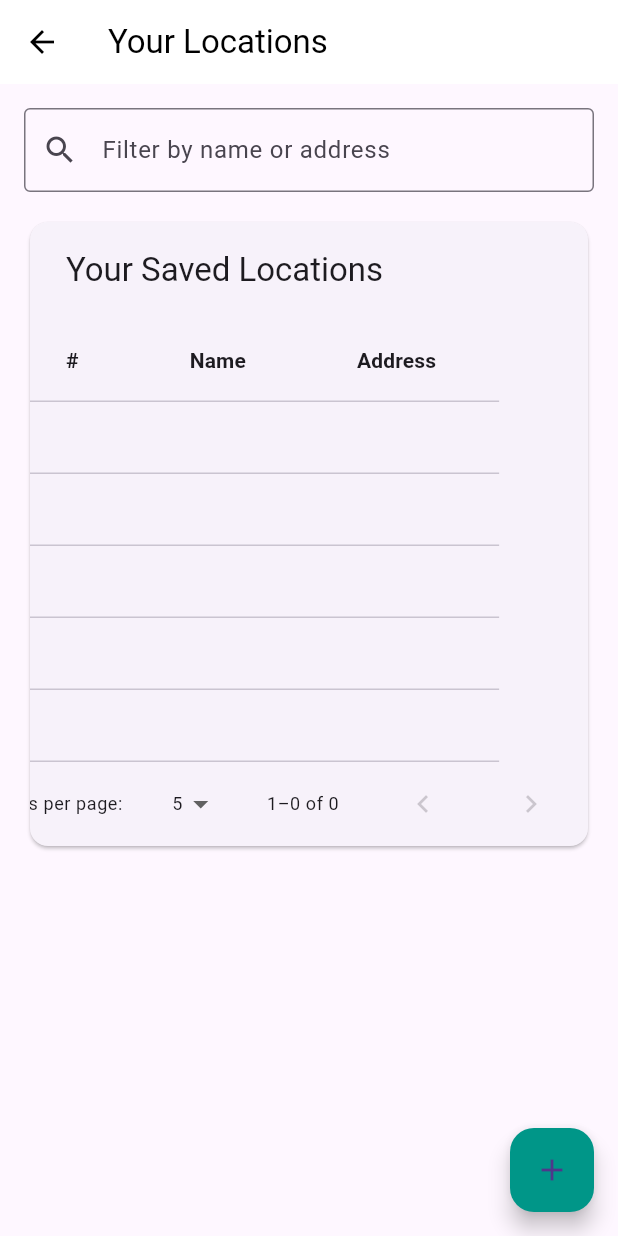
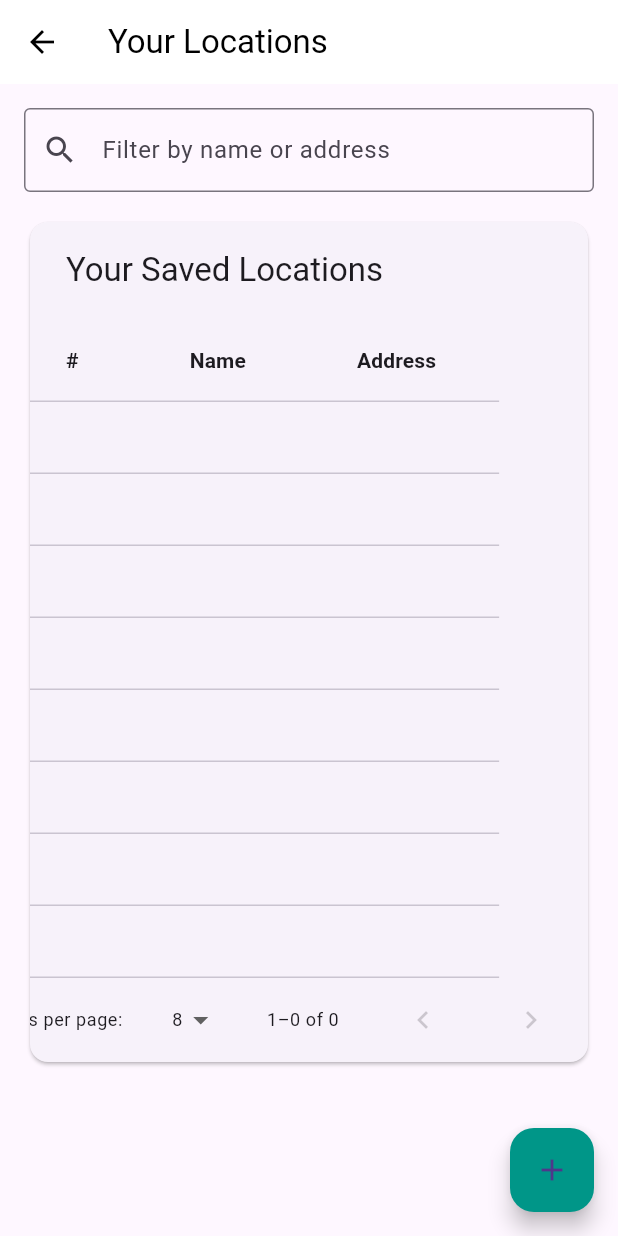
Before and after one commit to rmsavelli/flutter-lab, a Flutter app: the LocationsPage screen opened directly with empty values, on a phone screen of 412 x 824 dp. Run offline on Flutter 3.47's test engine with Material 3 defaults, Android fonts, the phone set to English and light mode, and no system bars; our stand-ins replace camera, device_info_plus, file_picker, firebase_core, firebase_messaging, flutter_dotenv and 5 more; missing offline and left inert: google_mlkit_face_detection, google_mlkit_text_recognition, mailer; accounts and stored records are empty; Roboto replaces fonts that are missing (Sans).

Commit message:
[luklakmmap] Fixed responsive problem in TripFormDialog and changed default value for _rowsPerPage in LocationPage

```diff
--- a/luklakmmap/lib/screens/locations_page.dart
+++ b/luklakmmap/lib/screens/locations_page.dart
@@ -20,7 +20,7 @@ class _LocationsPageState extends State<LocationsPage> {
   List<Location> _locations = [];
   late LocationDataSource _dataSource;
 
-  int _rowsPerPage = 5;
+  int _rowsPerPage = 8;
   bool _isLoading = true;
   int? _sortColumnIndex;
   bool _sortAscending = true;
@@ -184,7 +184,7 @@ class _LocationsPageState extends State<LocationsPage> {
                     header: const Text('Your Saved Locations'),
                     showCheckboxColumn: false,
                     rowsPerPage: _rowsPerPage,
-                    availableRowsPerPage: const [3, 5, 8, 10],
+                    availableRowsPerPage: const [5, 8, 10, 15],
                     onRowsPerPageChanged: (rows) {
                       if (rows != null) {
                         setState(() {
```
Also changed, not shown: luklakmmap/lib/widgets/trip_form_dialog.dart (+17 -7 lines).
